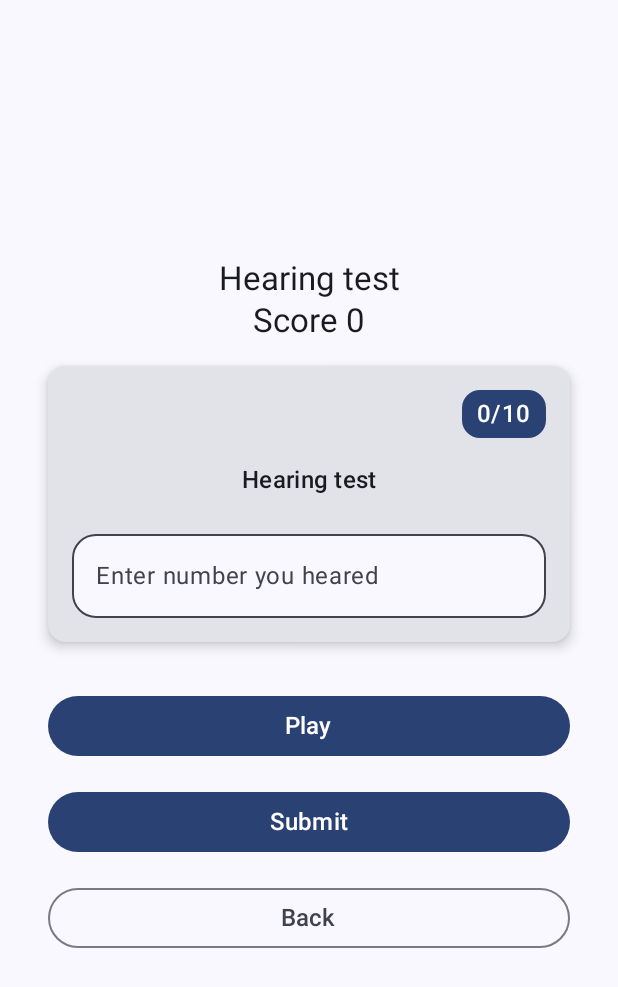
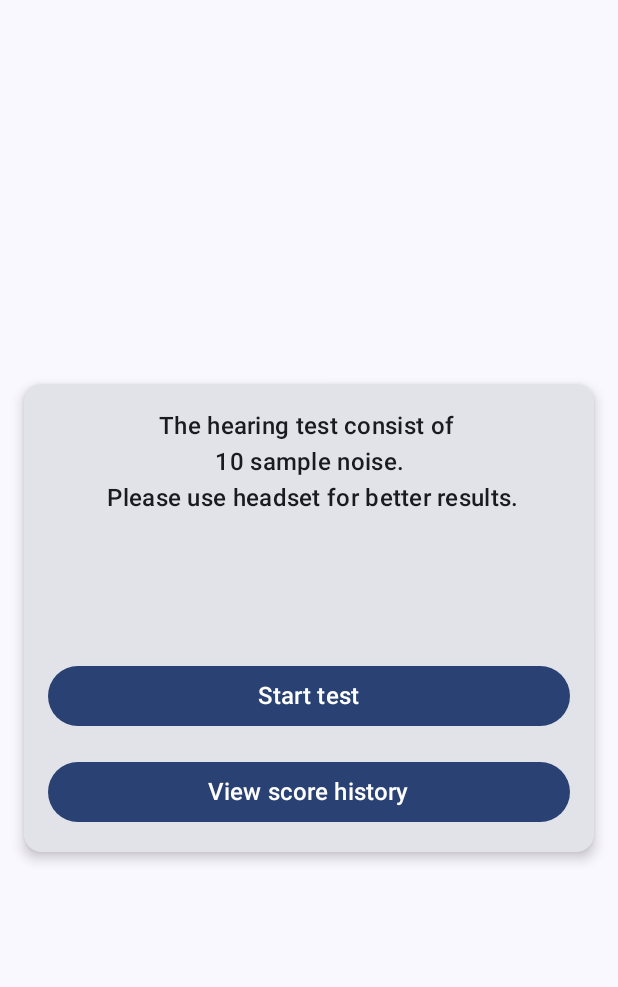
Before and after one commit to ThulaniCreatives/HearItBetter, an Android app built with Jetpack Compose: the screen it shows after launch (MainActivity before the commit, Dashboard after it), on a phone screen of 412 x 824 dp. Shown: the top 987 px of the screen. Run offline under Robolectric (Android 15) with nearby library versions, the light colour scheme and no system bars; our stand-ins replace Dagger/Hilt's generated code.

Commit message:
[Feature/100000] added dashboard screen

```diff
--- a/app/src/main/java/com/example/hearitbetter/HearItBetter.kt
+++ /dev/null
@@ -1,6 +0,0 @@
-package com.example.hearitbetter
-
-import android.app.Application
-
-class HearItBetter: Application() {
-}
--- a/app/src/main/java/com/example/hearitbetter/MainActivity.kt
+++ b/app/src/main/java/com/example/hearitbetter/MainActivity.kt
@@ -1,6 +1,5 @@
 package com.example.hearitbetter
 
-import android.app.Activity
 import android.os.Bundle
 import androidx.activity.ComponentActivity
 import androidx.activity.compose.setContent
@@ -27,7 +26,6 @@ import androidx.compose.material3.MaterialTheme.shapes
 import androidx.compose.material3.MaterialTheme.typography
 import androidx.compose.material3.OutlinedButton
 import androidx.compose.material3.OutlinedTextField
-import androidx.compose.material3.Scaffold
 import androidx.compose.material3.Surface
 import androidx.compose.material3.Text
 import androidx.compose.material3.TextButton
@@ -38,10 +36,8 @@ import androidx.compose.runtime.getValue
 import androidx.compose.ui.Alignment
 import androidx.compose.ui.Modifier
 import androidx.compose.ui.draw.clip
-import androidx.compose.ui.platform.LocalContext
 import androidx.compose.ui.res.dimensionResource
 import androidx.compose.ui.res.stringResource
-import androidx.compose.ui.text.input.ImeAction
 import androidx.compose.ui.text.input.KeyboardType
 import androidx.compose.ui.text.style.TextAlign
 import androidx.compose.ui.tooling.preview.Preview
@@ -85,7 +81,6 @@ fun TestScreen(modifier: Modifier = Modifier,audioPlayerViewModel: AudioPlayerVi
         horizontalAlignment = Alignment.CenterHorizontally
     ) {
         Text(stringResource(R.string.title), style = typography.titleLarge)
-        Text("Score ${uiState.score}", style = typography.titleLarge)
 
         TestResultsComponent(
             uiState.currentAudioCount,
@@ -106,16 +101,6 @@ fun TestScreen(modifier: Modifier = Modifier,audioPlayerViewModel: AudioPlayerVi
             verticalArrangement = Arrangement.spacedBy(mediumPadding),
             horizontalAlignment = Alignment.CenterHorizontally
         ) {
-
-            Button(
-                modifier = Modifier.fillMaxWidth(),
-                onClick = { audioPlayerViewModel.playNoises() }
-            ) {
-                Text(
-                    text = stringResource(R.string.button_play),
-                    fontSize = 16.sp
-                )
-            }
 
             Button(
                 modifier = Modifier.fillMaxWidth(),
--- a/app/src/main/java/com/example/hearitbetter/data/Payload.kt
+++ b/app/src/main/java/com/example/hearitbetter/data/Payload.kt
@@ -18,4 +18,4 @@ val mockedTestResults = mutableListOf(
 )
 
 val payload = Payload(mockedTestResults,10)
-const val MAX_NO_OF_NOISE_PLAY = 3
+const val MAX_NO_OF_NOISE_PLAY = 10
--- /dev/null
+++ b/app/src/main/java/com/example/hearitbetter/ui/Dashboard.kt
@@ -0,0 +1,127 @@
+package com.example.hearitbetter.ui
+
+import android.content.Context
+import android.content.Intent
+import android.os.Bundle
+import androidx.activity.ComponentActivity
+import androidx.activity.compose.setContent
+import androidx.activity.enableEdgeToEdge
+import androidx.compose.foundation.layout.Arrangement
+import androidx.compose.foundation.layout.Column
+import androidx.compose.foundation.layout.Spacer
+import androidx.compose.foundation.layout.fillMaxSize
+import androidx.compose.foundation.layout.fillMaxWidth
+import androidx.compose.foundation.layout.padding
+import androidx.compose.foundation.layout.safeDrawingPadding
+import androidx.compose.foundation.layout.statusBarsPadding
+import androidx.compose.foundation.layout.wrapContentHeight
+import androidx.compose.foundation.rememberScrollState
+import androidx.compose.foundation.verticalScroll
+import androidx.compose.material3.Button
+import androidx.compose.material3.Card
+import androidx.compose.material3.CardDefaults
+import androidx.compose.material3.MaterialTheme.typography
+import androidx.compose.material3.Surface
+import androidx.compose.material3.Text
+import androidx.compose.runtime.Composable
+import androidx.compose.ui.Alignment
+import androidx.compose.ui.Modifier
+import androidx.compose.ui.platform.LocalContext
+import androidx.compose.ui.res.dimensionResource
+import androidx.compose.ui.res.stringResource
+import androidx.compose.ui.text.style.TextAlign
+import androidx.compose.ui.tooling.preview.Preview
+import androidx.compose.ui.unit.Dp
+import androidx.compose.ui.unit.dp
+import androidx.compose.ui.unit.sp
+import com.example.hearitbetter.MainActivity
+import com.example.hearitbetter.R
+import com.example.hearitbetter.ui.ui.theme.HearItBetterTheme
+
+class Dashboard : ComponentActivity() {
+    override fun onCreate(savedInstanceState: Bundle?) {
+        super.onCreate(savedInstanceState)
+        enableEdgeToEdge()
+        setContent {
+            HearItBetterTheme {
+                Surface(
+                    modifier = Modifier.fillMaxSize(),
+                ) {
+                    Greeting("test", modifier = Modifier, LocalContext.current)
+                }
+            }
+        }
+    }
+}
+
+@Composable
+fun Greeting(name: String, modifier: Modifier = Modifier, context: Context) {
+    val mediumPadding = dimensionResource(R.dimen.padding_medium)
+    Column(
+        modifier = Modifier
+            .statusBarsPadding()
+            .verticalScroll(rememberScrollState())
+            .safeDrawingPadding()
+            .padding(),
+        verticalArrangement = Arrangement.Center,
+        horizontalAlignment = Alignment.CenterHorizontally
+    ) {
+
+        MainBody(
+            modifier = Modifier
+                .fillMaxWidth()
+                .wrapContentHeight()
+                .padding(mediumPadding), mediumPadding, context
+        )
+    }
+}
+
+@Composable
+fun MainBody(modifier: Modifier = Modifier, mediumPadding: Dp, context: Context) {
+    Card(
+        modifier = modifier, elevation = CardDefaults.cardElevation(defaultElevation = 5.dp)
+    ) {
+        Column(
+            verticalArrangement = Arrangement.spacedBy(mediumPadding),
+            horizontalAlignment = Alignment.CenterHorizontally,
+            modifier = Modifier.padding(mediumPadding)
+        ) {
+            Text(
+                text = stringResource(R.string.dashboard_instruction),
+                textAlign = TextAlign.Center,
+                style = typography.titleMedium
+            )
+            Spacer(modifier.padding(mediumPadding))
+            Button(
+                modifier = Modifier.fillMaxWidth(),
+                onClick = {
+                    context.startActivity(Intent(context, MainActivity::class.java))
+                }
+            ) {
+                Text(
+                    text = stringResource(R.string.button_start),
+                    fontSize = 16.sp
+                )
+            }
+
+            Button(
+                modifier = Modifier.fillMaxWidth(),
+                onClick = { }
+            ) {
+                Text(
+                    text = stringResource(R.string.button_history),
+                    fontSize = 16.sp
+                )
+            }
+        }
+    }
+}
+
+
+@Preview(showBackground = true)
+@Composable
+fun GreetingPreview() {
+    HearItBetterTheme {
+        //Greeting("Android", current = LocalContext.current)
+    }
+}
--- /dev/null
+++ b/app/src/main/java/com/example/hearitbetter/ui/ui/theme/Color.kt
@@ -0,0 +1,11 @@
+package com.example.hearitbetter.ui.ui.theme
+
+import androidx.compose.ui.graphics.Color
+
+val Purple80 = Color(0xFFD0BCFF)
+val PurpleGrey80 = Color(0xFFCCC2DC)
+val Pink80 = Color(0xFFEFB8C8)
+
+val Purple40 = Color(0xFF6650a4)
+val PurpleGrey40 = Color(0xFF625b71)
+val Pink40 = Color(0xFF7D5260)
--- /dev/null
+++ b/app/src/main/java/com/example/hearitbetter/ui/ui/theme/Theme.kt
@@ -0,0 +1,57 @@
+package com.example.hearitbetter.ui.ui.theme
+
+import android.app.Activity
+import android.os.Build
+import androidx.compose.foundation.isSystemInDarkTheme
+import androidx.compose.material3.MaterialTheme
+import androidx.compose.material3.darkColorScheme
+import androidx.compose.material3.dynamicDarkColorScheme
+import androidx.compose.material3.dynamicLightColorScheme
+import androidx.compose.material3.lightColorScheme
+import androidx.compose.runtime.Composable
+import androidx.compose.ui.platform.LocalContext
+
+private val DarkColorScheme = darkColorScheme(
+    primary = Purple80,
+    secondary = PurpleGrey80,
+    tertiary = Pink80
+)
+
+private val LightColorScheme = lightColorScheme(
+    primary = Purple40,
+    secondary = PurpleGrey40,
+    tertiary = Pink40
+
+    /* Other default colors to override
+    background = Color(0xFFFFFBFE),
+    surface = Color(0xFFFFFBFE),
+    onPrimary = Color.White,
+    onSecondary = Color.White,
+    onTertiary = Color.White,
+    onBackground = Color(0xFF1C1B1F),
+    onSurface = Color(0xFF1C1B1F),
+    */
+)
+
+@Composable
+fun HearItBetterTheme(
+    darkTheme: Boolean = isSystemInDarkTheme(),
+    // Dynamic color is available on Android 12+
+    dynamicColor: Boolean = true,
+    content: @Composable () -> Unit
+) {
+    val colorScheme = when {
+      dynamicColor && Build.VERSION.SDK_INT >= Build.VERSION_CODES.S -> {
+        val context = LocalContext.current
+        if (darkTheme) dynamicDarkColorScheme(context) else dynamicLightColorScheme(context)
+      }
+      darkTheme -> DarkColorScheme
+      else -> LightColorScheme
+    }
+
+    MaterialTheme(
+      colorScheme = colorScheme,
+      typography = Typography,
+      content = content
+    )
+}
--- /dev/null
+++ b/app/src/main/java/com/example/hearitbetter/ui/ui/theme/Type.kt
@@ -0,0 +1,34 @@
+package com.example.hearitbetter.ui.ui.theme
+
+import androidx.compose.material3.Typography
+import androidx.compose.ui.text.TextStyle
+import androidx.compose.ui.text.font.FontFamily
+import androidx.compose.ui.text.font.FontWeight
+import androidx.compose.ui.unit.sp
+
+// Set of Material typography styles to start with
+val Typography = Typography(
+    bodyLarge = TextStyle(
+        fontFamily = FontFamily.Default,
+        fontWeight = FontWeight.Normal,
+        fontSize = 16.sp,
+        lineHeight = 24.sp,
+        letterSpacing = 0.5.sp
+    )
+    /* Other default text styles to override
+    titleLarge = TextStyle(
+        fontFamily = FontFamily.Default,
+        fontWeight = FontWeight.Normal,
+        fontSize = 22.sp,
+        lineHeight = 28.sp,
+        letterSpacing = 0.sp
+    ),
+    labelSmall = TextStyle(
+        fontFamily = FontFamily.Default,
+        fontWeight = FontWeight.Medium,
+        fontSize = 11.sp,
+        lineHeight = 16.sp,
+        letterSpacing = 0.5.sp
+    )
+    */
+)
--- a/app/src/main/res/values/strings.xml
+++ b/app/src/main/res/values/strings.xml
@@ -2,7 +2,7 @@
     <!--    TestResults Screen-->
     <string name="app_name">HearItBetter</string>
     <string name="title">Hearing test</string>
-    <string name="instruction">Hearing test</string>
+    <string name="instruction">Please note the first round start after 3 seconds  then \n the rest delay for 2 seconds</string>
     <string name="noise_counter">%d/10</string>
     <string name="enter_triplet_label">Enter number you heared</string>
     <string name="button_submit">Submit</string>
@@ -10,6 +10,11 @@
     <string name="dialog_title">Congratulations</string>
     <string name="dialog_score">You scored %d</string>
     <string name="button_exit">Exit</string>
-    <string name="button_start">Test again</string>
+    <string name="button_start">Start test</string>
     <string name="button_back">Back</string>
+    <!--    Dashboard Screen-->
+    <string name="title_activity_dashboard">Dashboard</string>
+    <string name="dashboard_instruction"> The hearing test consist of \n 10 sample noise. \n Please use headset for better results.</string>
+    <string name="button_history">View score history</string>
+
 </resources>
```
Also changed, not shown: app/build.gradle.kts (+3 -5 lines), app/src/main/AndroidManifest.xml (+9 -5 lines), app/src/main/java/com/example/hearitbetter/ui/theme/viewmodel/AudioPlayerViewModel.kt (+19 -4 lines), gradle/libs.versions.toml (+5 -2 lines).
